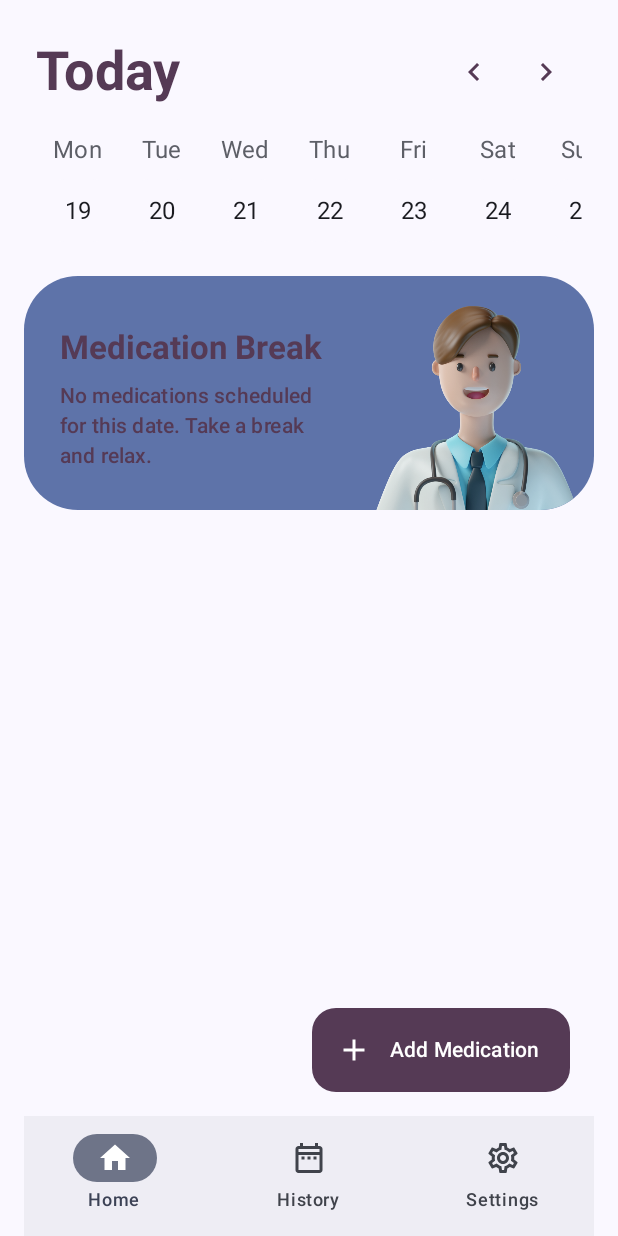
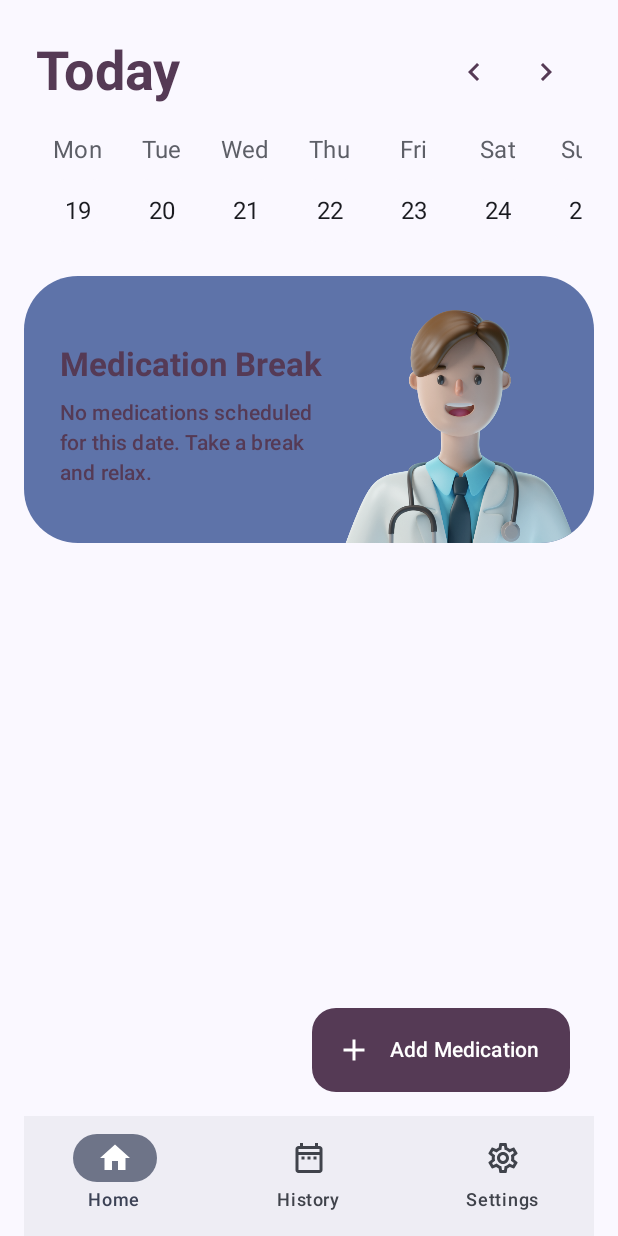
Before and after one commit to EnriqueHuezo/dose-temp, an Android app built with Jetpack Compose: the screen it shows after launch (MainActivity), on a phone screen of 412 x 824 dp. Run offline under Robolectric (Android 15) with nearby library versions, the phone set to English and light mode, and no system bars; our stand-ins replace Dagger/Hilt's generated code, Room's generated code.

Commit message:
fix(HomeScreen): Fix UI on the HomeScreen, EmptyCard not showing full text for spanish lang

```diff
--- a/app/src/main/java/com/waseefakhtar/doseapp/feature/home/HomeScreen.kt
+++ b/app/src/main/java/com/waseefakhtar/doseapp/feature/home/HomeScreen.kt
@@ -216,8 +216,7 @@ fun EmptyCard(
     Card(
         modifier =
             Modifier
-                .fillMaxWidth()
-                .height(156.dp),
+                .fillMaxWidth(),
         shape = RoundedCornerShape(36.dp),
         colors =
             cardColors(
@@ -229,7 +228,7 @@ fun EmptyCard(
             navController.navigate(AddMedicationDestination.route)
         },
     ) {
-        Row(modifier = Modifier.fillMaxSize()) {
+        Row(modifier = Modifier.fillMaxWidth()) {
             Column(
                 modifier =
                     Modifier
@@ -339,7 +338,10 @@ fun DatesHeader(
                 calendar.add(Calendar.DAY_OF_YEAR, -2) // Subtract one day from startDate
                 val finalStartDate = calendar.time
 
-                calendarModel = dataSource.getData(startDate = finalStartDate, lastSelectedDate = calendarModel.selectedDate.date)
+                calendarModel = dataSource.getData(
+                    startDate = finalStartDate,
+                    lastSelectedDate = calendarModel.selectedDate.date
+                )
                 logEvent.invoke(AnalyticsEvents.HOME_CALENDAR_PREVIOUS_WEEK_CLICKED)
             },
             onNextClickListener = { endDate ->
@@ -351,7 +353,10 @@ fun DatesHeader(
                 calendar.add(Calendar.DAY_OF_YEAR, 2)
                 val finalStartDate = calendar.time
 
-                calendarModel = dataSource.getData(startDate = finalStartDate, lastSelectedDate = calendarModel.selectedDate.date)
+                calendarModel = dataSource.getData(
+                    startDate = finalStartDate,
+                    lastSelectedDate = calendarModel.selectedDate.date
+                )
                 logEvent.invoke(AnalyticsEvents.HOME_CALENDAR_NEXT_WEEK_CLICKED)
             },
         )
@@ -492,7 +497,10 @@ fun DateHeader(
 }
 
 sealed class MedicationListItem {
-    data class OverviewItem(val medicationsToday: List<Medication>, val isMedicationListEmpty: Boolean) : MedicationListItem()
+    data class OverviewItem(
+        val medicationsToday: List<Medication>,
+        val isMedicationListEmpty: Boolean
+    ) : MedicationListItem()
 
     data class MedicationItem(val medication: Medication) : MedicationListItem()
 
```
